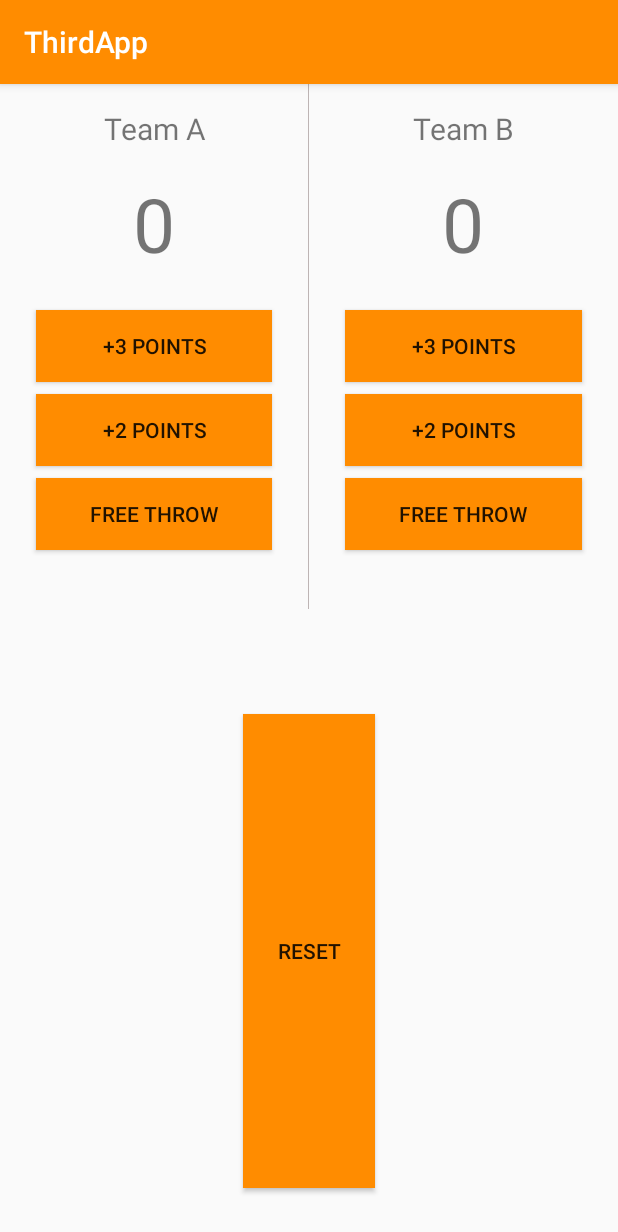
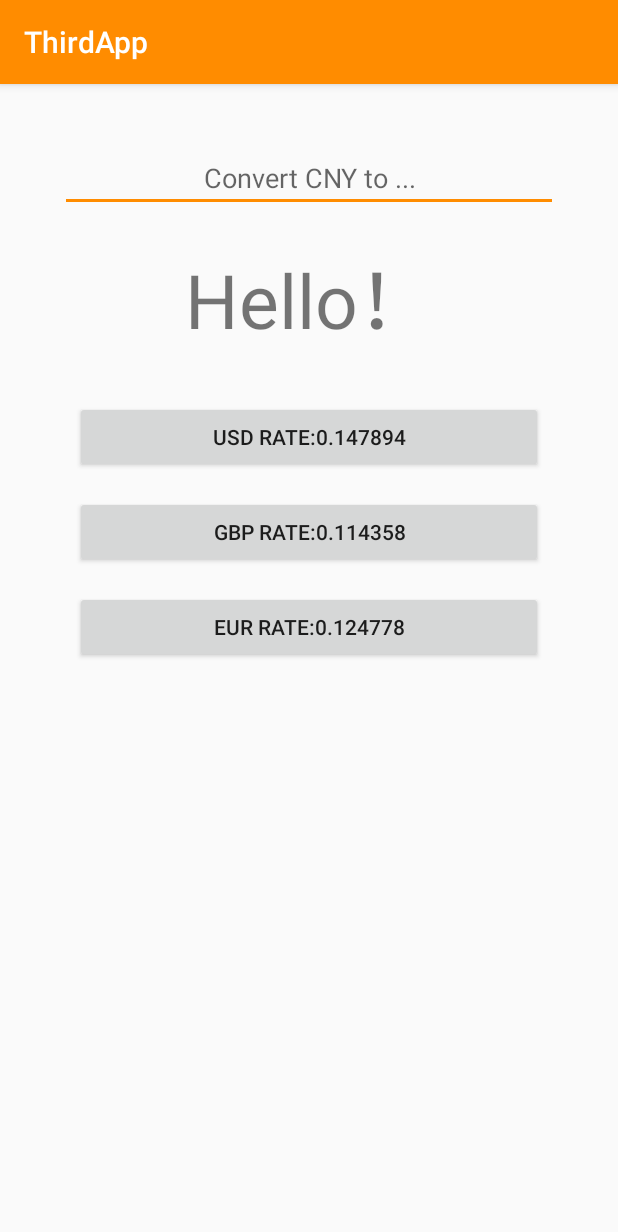
Before and after one commit to StrangeDS/ThirdApp, an Android app: the screen it shows after launch (MainActivity), on a phone screen of 412 x 824 dp. Shown: the top 1232 px of the screen. Run offline under Robolectric (Android 15) with nearby library versions, the phone set to English and light mode, and no system bars.

Commit message:
汇率转换器

```diff
--- a/app/src/main/res/layout/activity_main.xml
+++ b/app/src/main/res/layout/activity_main.xml
@@ -7,156 +7,58 @@
     android:orientation="vertical"
     tools:context=".MainActivity">
 
-    <LinearLayout
+    <EditText
+        android:id="@+id/inp"
         android:layout_width="match_parent"
-        android:layout_height="350dp"
-        android:baselineAligned="false"
-        android:orientation="horizontal"
-        android:weightSum="2">
-
-        <LinearLayout
-            android:layout_width="0dp"
-            android:layout_height="match_parent"
-            android:layout_weight="1"
-            android:gravity="center_horizontal"
-            android:orientation="vertical">
+        android:layout_height="wrap_content"
+        android:ems="10"
+        android:gravity="center"
+        android:hint="@string/tips"
+        android:inputType="numberDecimal"
+        android:layout_marginLeft="40dp"
+        android:layout_marginRight="40dp"
+        android:layout_marginTop="40dp"
+        android:text=""
+        android:autofillHints="" />
 
     <TextView
-                android:id="@+id/name1"
+        android:id="@+id/outp"
         android:layout_width="match_parent"
         android:layout_height="wrap_content"
-                android:layout_marginTop="16dp"
         android:gravity="center"
-                android:text="@string/name1"
-                android:textSize="20sp" />
+        android:layout_marginTop="20dp"
+        android:layout_marginBottom="32dp"
+        android:textSize="50sp"
+        android:text="@string/welcome" />
 
-            <TextView
-                android:id="@+id/score1"
+    <Button
+        android:id="@+id/btn1"
         android:layout_width="match_parent"
         android:layout_height="wrap_content"
-                android:layout_marginTop="16dp"
-                android:gravity="center"
-                android:text="@string/score1"
-                android:textSize="50sp" />
+        android:layout_marginBottom="15dp"
+        android:layout_marginLeft="50dp"
+        android:layout_marginRight="50dp"
+        android:onClick="btn1"
+        android:text="@string/D1" />
 
     <Button
-                android:id="@+id/btn1-3"
+        android:id="@+id/btn2"
         android:layout_width="match_parent"
         android:layout_height="wrap_content"
-                android:layout_marginLeft="24dp"
-                android:layout_marginTop="24dp"
-                android:layout_marginRight="24dp"
-                android:background="#FF8C00"
-                android:gravity="center"
-                android:onClick="btn1add3"
-                android:text="@string/btn3" />
+        android:layout_marginBottom="15dp"
+        android:layout_marginLeft="50dp"
+        android:layout_marginRight="50dp"
+        android:onClick="btn2"
+        android:text="@string/D2" />
 
     <Button
-                android:id="@+id/btn1-2"
+        android:id="@+id/btn3"
         android:layout_width="match_parent"
         android:layout_height="wrap_content"
-                android:layout_marginLeft="24dp"
-                android:layout_marginTop="8dp"
-                android:layout_marginRight="24dp"
-                android:background="#FF8C00"
-                android:gravity="center"
-                android:onClick="btn1add2"
-                android:text="@string/btn2" />
-
-            <Button
-                android:id="@+id/btn1-1"
-                android:layout_width="match_parent"
-                android:layout_height="wrap_content"
-                android:layout_marginLeft="24dp"
-                android:layout_marginRight="24dp"
-                android:layout_marginTop="8dp"
-                android:background="#FF8C00"
-                android:gravity="center"
-                android:onClick="btn1add1"
-                android:text="@string/btn1" />
+        android:layout_marginBottom="15dp"
+        android:layout_marginLeft="50dp"
+        android:layout_marginRight="50dp"
+        android:onClick="btn3"
+        android:text="@string/D3" />
 
 </LinearLayout>
-
-        <View
-            android:id="@+id/view"
-            android:layout_width="0.5dp"
-            android:layout_height="match_parent"
-            android:background="#BDB4B4" />
-
-        <LinearLayout
-            android:layout_width="0dp"
-            android:layout_height="match_parent"
-            android:layout_weight="1"
-            android:gravity="center_horizontal"
-            android:orientation="vertical">
-
-            <TextView
-                android:id="@+id/name2"
-                android:layout_width="match_parent"
-                android:layout_height="wrap_content"
-                android:layout_marginTop="16dp"
-                android:gravity="center"
-                android:text="@string/name2"
-                android:textSize="20sp" />
-
-            <TextView
-                android:id="@+id/score2"
-                android:layout_width="match_parent"
-                android:layout_height="wrap_content"
-                android:layout_marginTop="16dp"
-                android:gravity="center"
-                android:text="@string/score2"
-                android:textSize="50sp" />
-
-            <Button
-                android:id="@+id/btn2-3"
-                android:layout_width="match_parent"
-                android:layout_height="wrap_content"
-                android:layout_marginLeft="24dp"
-                android:layout_marginTop="24dp"
-                android:layout_marginRight="24dp"
-                android:background="#FF8C00"
-                android:gravity="center"
-                android:onClick="btn2add3"
-                android:text="@string/btn3" />
-
-            <Button
-                android:id="@+id/btn2-2"
-                android:layout_width="match_parent"
-                android:layout_height="wrap_content"
-                android:layout_marginLeft="24dp"
-                android:layout_marginTop="8dp"
-                android:layout_marginRight="24dp"
-                android:background="#FF8C00"
-                android:gravity="center"
-                android:onClick="btn2add2"
-                android:text="@string/btn2" />
-
-            <Button
-                android:id="@+id/btn2-1"
-                android:layout_width="match_parent"
-                android:layout_height="wrap_content"
-                android:layout_marginLeft="24dp"
-                android:layout_marginTop="8dp"
-                android:layout_marginRight="24dp"
-                android:background="#FF8C00"
-                android:gravity="center"
-                android:onClick="btn2add1"
-                android:text="@string/btn1" />
-
-        </LinearLayout>
-
-    </LinearLayout>
-
-    <Button
-        android:id="@+id/button"
-        android:layout_width="wrap_content"
-        android:layout_height="match_parent"
-        android:layout_gravity="center"
-        android:layout_marginTop="70dp"
-        android:layout_marginBottom="32dp"
-        android:background="#FF8C00"
-        android:onClick="btn0"
-        android:text="@string/btn0" />
-
-</LinearLayout>
--- a/app/src/main/res/values/strings.xml
+++ b/app/src/main/res/values/strings.xml
@@ -1,11 +1,8 @@
 <resources>
     <string name="app_name">ThirdApp</string>
-    <string name="name1">Team A</string>
-    <string name="score1" translatable="false">0</string>
-    <string name="btn1">FREE THROW</string>
-    <string name="btn2">+2 POINTS</string>
-    <string name="btn3">+3 POINTS</string>
-    <string name="btn0">reset</string>
-    <string name="name2">Team B</string>
-    <string name="score2" translatable="false">0</string>
+    <string name="tips">Convert CNY to ...</string>
+    <string name="welcome">Hello！</string>
+    <string name="D1">USD rate:0.147894</string>
+    <string name="D2">GBP rate:0.114358</string>
+    <string name="D3">EUR rate:0.124778</string>
 </resources>
```
Also changed, not shown: app/src/main/java/com/swufe/thirdapp/MainActivity.java (+43 -43 lines), 1 other file. Lines whose indentation alone changed are shown as unchanged.
